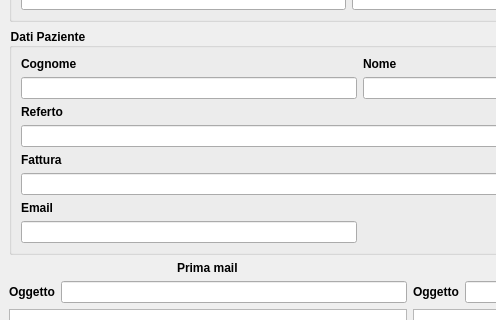
First picture: the form in ui/email.ui, repository Fabiobreo/Email_Project, before the edit; both pictures show x 0 to 496 and y 99 to 419 of the 820 by 758 pixel window.
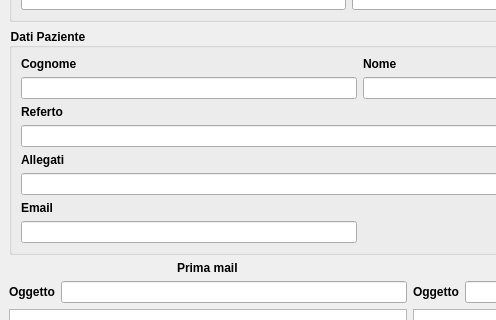
Second picture: the form after the edit. Icons and pictures are not drawn.

What changed in the file:
```diff
--- a/ui/email.ui
+++ b/ui/email.ui
@@ -155,7 +155,7 @@
              <string notr="true">font:bold</string>
             </property>
             <property name="text">
-             <string>Fattura</string>
+             <string>Allegati</string>
             </property>
            </widget>
           </item>
```
Left out of the diff: 10 changed lines with no effect on the pictures.
